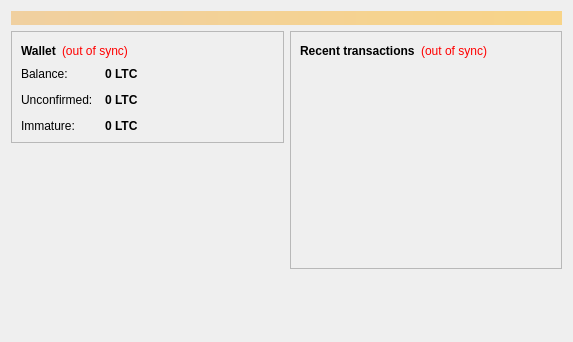
Above: src/qt/forms/overviewpage.ui from FredKSchott/fredcoin before the change. Below: the same form after it.
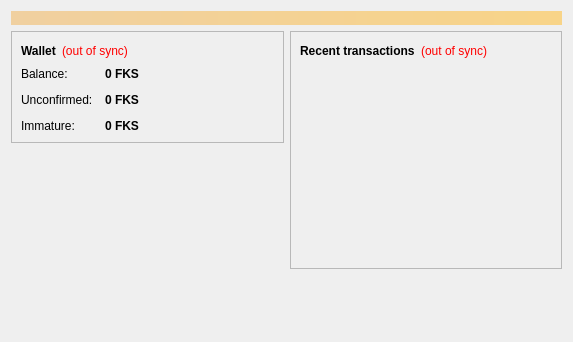
That is the form after the change.

```diff
--- a/src/qt/forms/overviewpage.ui
+++ b/src/qt/forms/overviewpage.ui
@@ -122,7 +122,7 @@
                <string>Your current balance</string>
               </property>
               <property name="text">
-               <string notr="true">0 LTC</string>
+               <string notr="true">0 FKS</string>
               </property>
               <property name="textInteractionFlags">
                <set>Qt::LinksAccessibleByMouse|Qt::TextSelectableByKeyboard|Qt::TextSelectableByMouse</set>
@@ -151,7 +151,7 @@
                <string>Total of transactions that have yet to be confirmed, and do not yet count toward the current balance</string>
               </property>
               <property name="text">
-               <string notr="true">0 LTC</string>
+               <string notr="true">0 FKS</string>
               </property>
               <property name="textInteractionFlags">
                <set>Qt::LinksAccessibleByMouse|Qt::TextSelectableByKeyboard|Qt::TextSelectableByMouse</set>
@@ -177,7 +177,7 @@
                <string>Mined balance that has not yet matured</string>
               </property>
               <property name="text">
-               <string notr="true">0 LTC</string>
+               <string notr="true">0 FKS</string>
               </property>
               <property name="textInteractionFlags">
                <set>Qt::LinksAccessibleByMouse|Qt::TextSelectableByKeyboard|Qt::TextSelectableByMouse</set>
```
Left out of the diff: 4 changed lines with no effect on the pictures.
